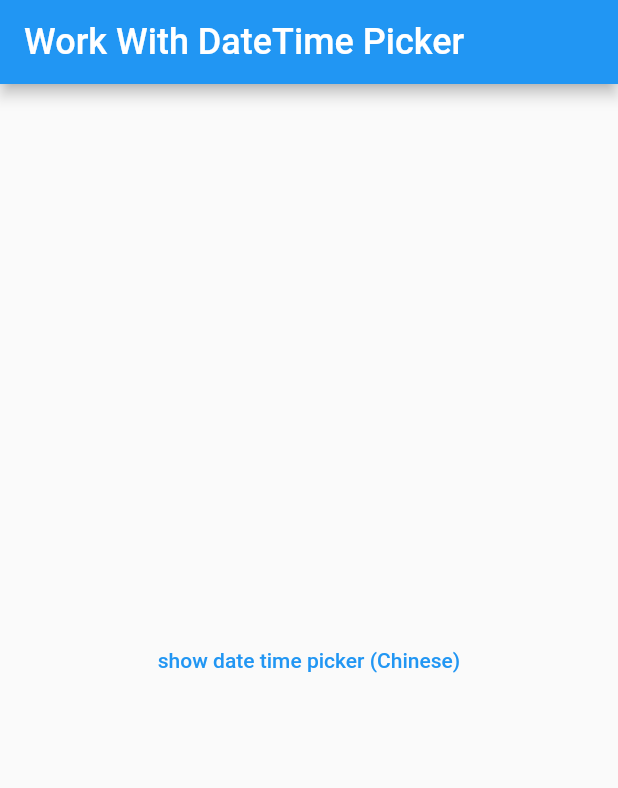
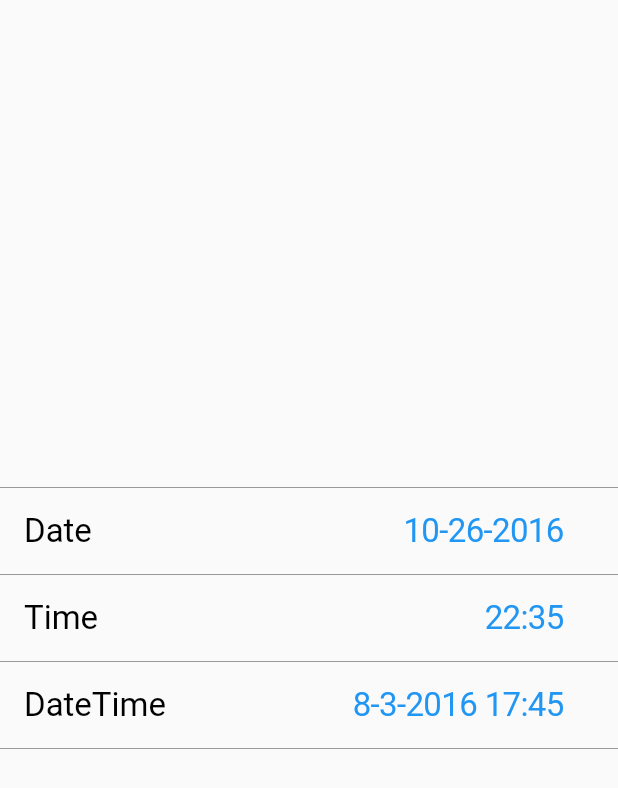
Before and after one commit to JaxaAnvarov/flutter_datetime_picker, a Flutter app: the screen it shows after launch, on a phone screen of 412 x 824 dp. Shown: the top 788 px of the screen. Run offline on Flutter 3.47's test engine with Material 2 defaults, Android fonts, the phone set to English and light mode, and no system bars.

Commit message:
new date time picker

```diff
--- a/lib/home/home_page.dart
+++ b/lib/home/home_page.dart
@@ -1,40 +1,167 @@
+import 'package:flutter/cupertino.dart';
 import 'package:flutter/material.dart';
-import 'package:flutter_datetime_picker/flutter_datetime_picker.dart';
 
-class HomePage extends StatelessWidget {
+class HomePage extends StatefulWidget {
   const HomePage({Key? key}) : super(key: key);
 
   @override
+  State<HomePage> createState() => _HomePageState();
+}
+
+class _HomePageState extends State<HomePage> {
+  DateTime date = DateTime(2016, 10, 26);
+  DateTime time = DateTime(2016, 5, 10, 22, 35);
+  DateTime dateTime = DateTime(2016, 8, 3, 17, 45);
+
+  // This shows a CupertinoModalPopup with a reasonable fixed height which hosts CupertinoDatePicker.
+  void _showDialog(Widget child) {
+    showCupertinoModalPopup<void>(
+        context: context,
+        builder: (BuildContext context) => Container(
+              height: 216,
+              padding: const EdgeInsets.only(top: 6.0),
+              // The Bottom margin is provided to align the popup above the system navigation bar.
+              margin: EdgeInsets.only(
+                bottom: MediaQuery.of(context).viewInsets.bottom,
+              ),
+              // Provide a background color for the popup.
+              color: CupertinoColors.systemBackground.resolveFrom(context),
+              // Use a SafeArea widget to avoid system overlaps.
+              child: SafeArea(
+                top: false,
+                child: child,
+              ),
+            ));
+  }
+
+  @override
   Widget build(BuildContext context) {
-    return Scaffold(
-      appBar: AppBar(
-        title: const Text(
-          'Work With DateTime Picker',
-          style: TextStyle(
-            color: Colors.white,
-            fontSize: 24.0,
-            fontWeight: FontWeight.w500,
-          ),
+    return CupertinoPageScaffold(
+      child: DefaultTextStyle(
+        style: TextStyle(
+          color: CupertinoColors.label.resolveFrom(context),
+          fontSize: 22.0,
         ),
-      ),
-      body: Center(
-        child: TextButton(
-          onPressed: () {
-            DatePicker.showDatePicker(context,
-                showTitleActions: true,
-                minTime: DateTime(2020, 1, 1),
-                maxTime: DateTime(2024, 12, 30), onChanged: (date) {
-              debugPrint('change $date');
-            }, onConfirm: (date) {
-              debugPrint('Date Time $date');
-            }, currentTime: DateTime.now(), locale: LocaleType.ru);
-          },
-          child: const Text(
-            'show date time picker (Chinese)',
-            style: TextStyle(color: Colors.blue),
+        child: Center(
+          child: Column(
+            mainAxisAlignment: MainAxisAlignment.center,
+            children: <Widget>[
+              _DatePickerItem(
+                children: <Widget>[
+                  const Text('Date'),
+                  CupertinoButton(
+                    // Display a CupertinoDatePicker in date picker mode.
+                    onPressed: () => _showDialog(
+                      CupertinoDatePicker(
+                        initialDateTime: date,
+                        mode: CupertinoDatePickerMode.date,
+                        use24hFormat: true,
+                        // This is called when the user changes the date.
+                        onDateTimeChanged: (DateTime newDate) {
+                          setState(() => date = newDate);
+                        },
+                      ),
+                    ),
+                    // In this example, the date value is formatted manually. You can use intl package
+                    // to format the value based on user's locale settings.
+                    child: Text(
+                      '${date.month}-${date.day}-${date.year}',
+                      style: const TextStyle(
+                        fontSize: 22.0,
+                      ),
+                    ),
+                  ),
+                ],
+              ),
+              _DatePickerItem(
+                children: <Widget>[
+                  const Text('Time'),
+                  CupertinoButton(
+                    // Display a CupertinoDatePicker in time picker mode.
+                    onPressed: () => _showDialog(
+                      CupertinoDatePicker(
+                        initialDateTime: time,
+                        mode: CupertinoDatePickerMode.time,
+                        use24hFormat: true,
+                        // This is called when the user changes the time.
+                        onDateTimeChanged: (DateTime newTime) {
+                          setState(() => time = newTime);
+                        },
+                      ),
+                    ),
+                    // In this example, the time value is formatted manually. You can use intl package to
+                    // format the value based on the user's locale settings.
+                    child: Text(
+                      '${time.hour}:${time.minute}',
+                      style: const TextStyle(
+                        fontSize: 22.0,
+                      ),
+                    ),
+                  ),
+                ],
+              ),
+              _DatePickerItem(
+                children: <Widget>[
+                  const Text('DateTime'),
+                  CupertinoButton(
+                    // Display a CupertinoDatePicker in dateTime picker mode.
+                    onPressed: () => _showDialog(
+                      CupertinoDatePicker(
+                        initialDateTime: dateTime,
+                        use24hFormat: true,
+                        // This is called when the user changes the dateTime.
+                        onDateTimeChanged: (DateTime newDateTime) {
+                          setState(() => dateTime = newDateTime);
+                        },
+                      ),
+                    ),
+                    // In this example, time value is formatted manually. You can use intl package to
+                    // format the value based on the user's locale settings.
+                    child: Text(
+                      '${dateTime.month}-${dateTime.day}-${dateTime.year} ${dateTime.hour}:${dateTime.minute}',
+                      style: const TextStyle(
+                        fontSize: 22.0,
+                      ),
+                    ),
+                  ),
+                ],
+              ),
+            ],
           ),
         ),
       ),
     );
   }
 }
+
+// This class simply decorates a row of widgets.
+class _DatePickerItem extends StatelessWidget {
+  const _DatePickerItem({required this.children});
+
+  final List<Widget> children;
+
+  @override
+  Widget build(BuildContext context) {
+    return DecoratedBox(
+      decoration: const BoxDecoration(
+        border: Border(
+          top: BorderSide(
+            color: CupertinoColors.inactiveGray,
+            width: 0.0,
+          ),
+          bottom: BorderSide(
+            color: CupertinoColors.inactiveGray,
+            width: 0.0,
+          ),
+        ),
+      ),
+      child: Padding(
+        padding: const EdgeInsets.symmetric(horizontal: 16.0),
+        child: Row(
+          mainAxisAlignment: MainAxisAlignment.spaceBetween,
+          children: children,
+        ),
+      ),
+    );
+  }
+}
--- a/pubspec.yaml
+++ b/pubspec.yaml
@@ -11,7 +11,7 @@ dependencies:
     sdk: flutter
 
   cupertino_icons: ^1.0.2
-  flutter_datetime_picker: ^1.5.1
+  # flutter_datetime_picker: ^1.5.1
 
 dev_dependencies:
   flutter_test:
```
Also changed, not shown: pubspec.lock.
